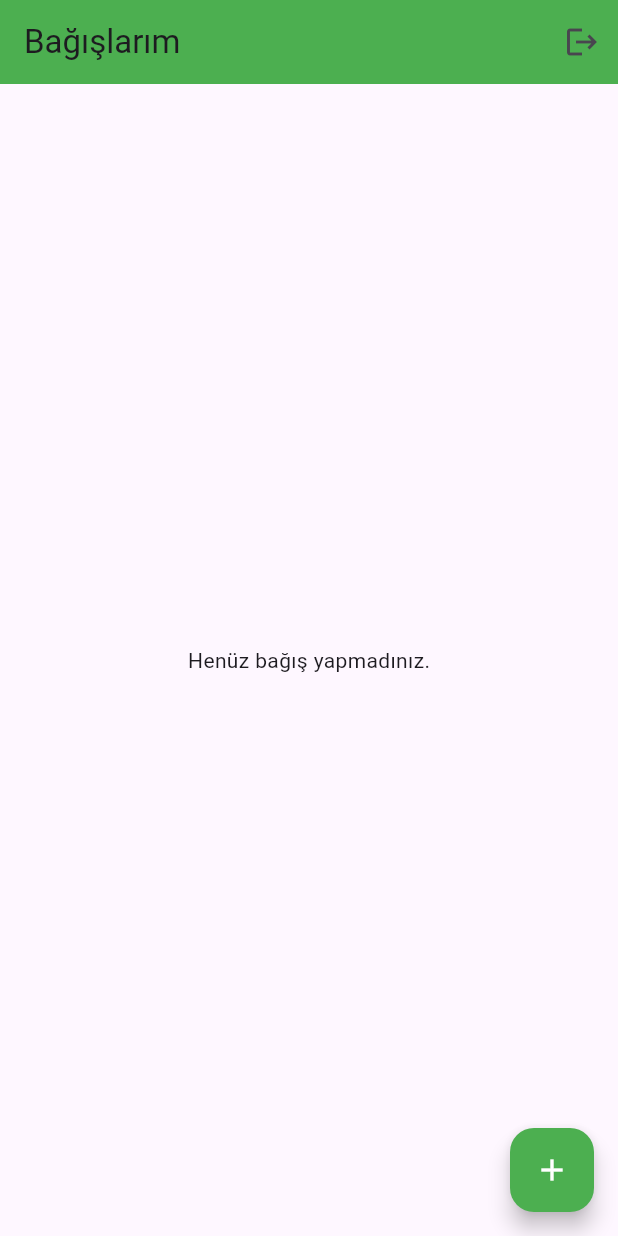
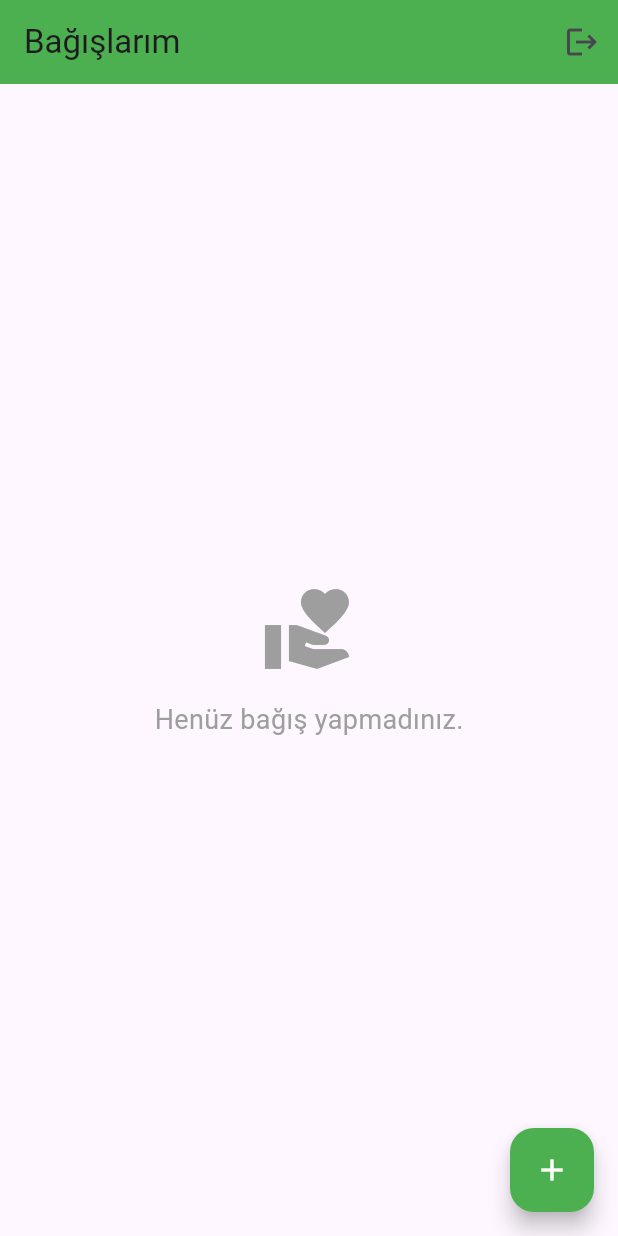
Before and after one commit to ErenBozkurt0/243301034_MehmetErenBozkurt_Flutter_Project, a Flutter app: the screen it shows once a user with an empty profile is signed in, on a phone screen of 412 x 824 dp. Run offline on Flutter 3.47's test engine with Material 3 defaults, Android fonts, the phone set to English and light mode, and no system bars; our stand-ins replace supabase_flutter; accounts and stored records are empty.

Commit message:
üye ana sayfasındaki empty state tasarımı iyileştirildi

```diff
--- a/lib/screens/user_home_screen.dart
+++ b/lib/screens/user_home_screen.dart
@@ -34,22 +34,29 @@ class UserHomeScreen extends StatelessWidget {
           }
           final donations = snapshot.data!;
           if (donations.isEmpty) {
-            return const Center(child: Text('Henüz bağış yapmadınız.'));
+            return const Center(
+              child: Column(
+                mainAxisAlignment: MainAxisAlignment.center,
+                children: [
+                  Icon(Icons.volunteer_activism, size: 64, color: Colors.grey),
+                  SizedBox(height: 16),
+                  Text('Henüz bağış yapmadınız.', style: TextStyle(fontSize: 18, color: Colors.grey)),
+                ],
+              ),
+            );
           }
           return ListView.builder(
             itemCount: donations.length,
             itemBuilder: (context, index) {
               final item = donations[index];
-              // ... ListView.builder içindeki itemBuilder kısmı:
               return ListTile(
                 leading: const Icon(Icons.inventory_2, color: Colors.green),
                 title: Text(item['title']),
                 subtitle: Text(item['description'] ?? ''),
                 trailing: const Icon(
                   Icons.chevron_right,
-                ), // Sağa ok işareti ekleyelim
+                ),
                 onTap: () {
-                  // Tıklandığında detay sayfasına gönderiyoruz
                   Navigator.push(
                     context,
                     MaterialPageRoute(
```
